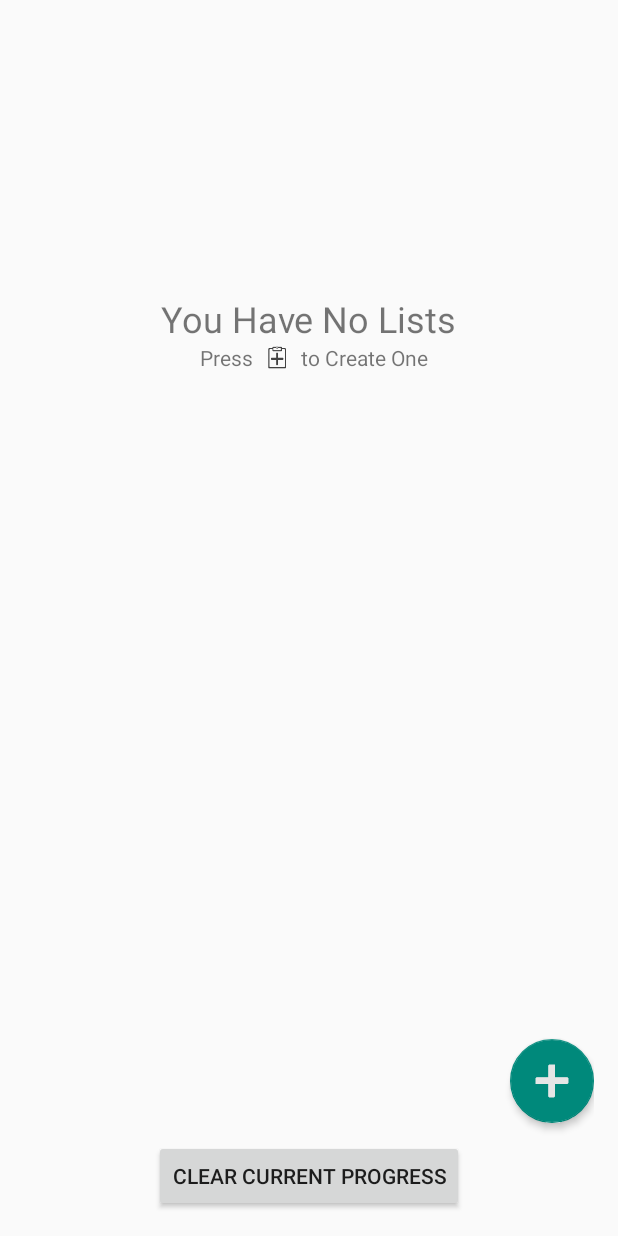
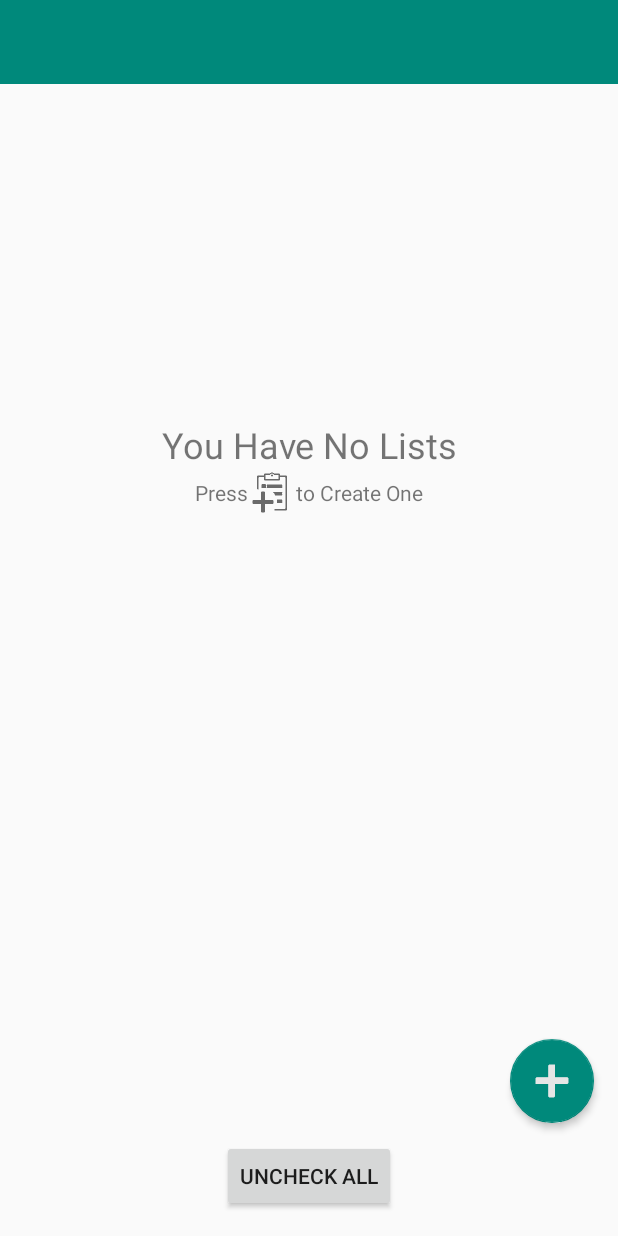
Before and after one commit to Daniel-Heyde/Checklist, an Android app: the layout activity_main.xml on its own in the app's theme, with its tools: preview values and no code run, on a phone screen of 412 x 824 dp. Run offline under Robolectric (Android 15) with nearby library versions, the phone set to English and light mode, and no system bars; plain views replace DragLinearLayout.

Commit message:
Added tutorial and necessary source files for tutorial. Should be everything necessary for release.

```diff
--- a/app/build.gradle
+++ b/app/build.gradle
@@ -25,6 +25,7 @@ dependencies {
     androidTestCompile('com.android.support.test.espresso:espresso-core:2.2.2', {
         exclude group: 'com.android.support', module: 'support-annotations'
     })
+    compile 'com.github.amlcurran.showcaseview:library:5.4.3'
     compile 'com.android.support:appcompat-v7:24.2.1'
     testCompile 'junit:junit:4.12'
     compile 'com.jakewharton:butterknife:8.4.0'
--- a/app/src/main/AndroidManifest.xml
+++ b/app/src/main/AndroidManifest.xml
@@ -5,8 +5,7 @@
 
 
     <uses-sdk tools:overrideLibrary="com.jmedeisis.draglinearlayout"/>
-    <uses-permission android:name="android.permission.CAMERA"/>
-    <uses-feature android:name="android.hardware.camera"/>
+
 
     <application
         android:allowBackup="true"
--- a/app/src/main/res/layout/activity_main.xml
+++ b/app/src/main/res/layout/activity_main.xml
@@ -4,14 +4,18 @@
     xmlns:android="http://schemas.android.com/apk/res/android"
     xmlns:app="http://schemas.android.com/apk/res-auto"
     xmlns:tools="http://schemas.android.com/tools"
+    android:fitsSystemWindows="true"
     android:id="@+id/activity_main"
     android:layout_width="match_parent"
     android:layout_height="match_parent"
-    android:paddingBottom="@dimen/activity_vertical_margin"
-    android:paddingLeft="@dimen/activity_horizontal_margin"
-    android:paddingRight="@dimen/activity_horizontal_margin"
-    android:paddingTop="@dimen/activity_vertical_margin"
     tools:context="com.heyde.checklist.ui.MainActivity">
+
+    <include
+        android:layout_height="match_parent"
+        android:layout_width="match_parent"
+        android:id="@+id/noListsDisplay"
+        layout="@layout/no_lists"
+        android:visibility="visible"/>
 
     <Button
         android:text="@string/Clear_Progress"
@@ -20,47 +24,8 @@
         android:id="@+id/refreshButton"
         android:layout_alignParentBottom="true"
         android:layout_centerHorizontal="true"
+        android:layout_marginBottom="@dimen/activity_vertical_margin"
         android:elevation="12dp"/>
-
-
-    <ImageView
-        android:layout_width="wrap_content"
-        android:layout_height="wrap_content"
-        app:srcCompat="@drawable/ic_list_add_dark"
-        android:layout_below="@+id/noListsText"
-        android:layout_toRightOf="@+id/noListsText2"
-        android:id="@+id/noListsIcon"
-        android:layout_alignBottom="@+id/noListsText2"/>
-
-    <TextView
-        android:text="to Create One"
-        android:layout_width="wrap_content"
-        android:layout_height="wrap_content"
-        android:layout_below="@+id/noListsText"
-        android:layout_toRightOf="@+id/noListsIcon"
-        android:layout_toEndOf="@+id/noListsIcon"
-        android:id="@+id/noListsText3"
-        android:fontFamily="sans-serif"/>
-
-    <TextView
-        android:text="Press"
-        android:layout_width="wrap_content"
-        android:layout_height="wrap_content"
-        android:id="@+id/noListsText2"
-        android:layout_marginLeft="26dp"
-        android:layout_marginStart="26dp"
-        android:layout_below="@+id/noListsText"
-        android:layout_alignLeft="@+id/noListsText"
-        android:layout_alignStart="@+id/noListsText"/>
-
-    <TextView
-        android:text="You Have No Lists"
-        android:layout_width="wrap_content"
-        android:layout_height="wrap_content"
-        android:layout_marginTop="180dp"
-        android:id="@+id/noListsText"
-        android:textSize="24sp"
-        android:layout_centerHorizontal="true"/>
 
     <android.support.design.widget.FloatingActionButton
         android:layout_width="wrap_content"
@@ -72,6 +37,7 @@
         app:backgroundTint="@color/colorPrimary"
         android:accessibilityTraversalBefore="@+id/DraggableListLayout"
         app:elevation="3dp"
+        android:layout_marginRight="@dimen/activity_horizontal_margin"
         android:layout_marginBottom="11dp"
         android:layout_above="@+id/refreshButton"
         android:layout_alignParentRight="true"
@@ -93,7 +59,8 @@
             android:orientation="vertical"
             android:layout_width="match_parent"
             android:layout_height="wrap_content"
-            android:id="@+id/DraggableListLayout">
+            android:id="@+id/DraggableListLayout"
+            android:paddingTop="?attr/actionBarSize">
 
             <LinearLayout
                 android:orientation="horizontal"
@@ -125,9 +92,19 @@
                     android:layout_alignParentRight="false"
                     android:visibility="invisible"
                     android:layout_gravity="center_vertical"/>
+
             </LinearLayout>
         </com.jmedeisis.draglinearlayout.DragLinearLayout>
     </com.heyde.checklist.ui.DraggableScrollView>
 
+    <android.support.v7.widget.Toolbar
+        android:id="@+id/toolbar"
+        android:minHeight="?attr/actionBarSize"
+        android:layout_width="match_parent"
+        android:layout_height="wrap_content"
+        android:background="?attr/colorPrimary"
+        android:layout_weight="1">
+    </android.support.v7.widget.Toolbar>
+
 
 </RelativeLayout>
--- a/app/src/main/res/layout/listname_actionbar.xml
+++ b/app/src/main/res/layout/listname_actionbar.xml
@@ -1,11 +1,12 @@
 <?xml version="1.0" encoding="utf-8"?>
+<!-- TODO This might not be a necessary file to have now that we've switched to a toolbar-->
+
 <LinearLayout
     xmlns:android="http://schemas.android.com/apk/res/android"
     xmlns:app="http://schemas.android.com/apk/res-auto"
     android:layout_width="wrap_content"
     android:layout_height="wrap_content"
     android:orientation="horizontal" >
-
     <TextView
         xmlns:android="http://schemas.android.com/apk/res/android"
         android:id="@+id/titleEditText"
@@ -15,7 +16,8 @@
         android:inputType="textFilter"
         android:text="Checklist"
         android:paddingTop="0dp"
-        android:textSize="24sp">
+        android:textSize="24sp"
+        android:textColor="@android:color/white">
     </TextView>
 
     <ImageView
--- /dev/null
+++ b/app/src/main/res/layout/no_lists.xml
@@ -0,0 +1,63 @@
+<?xml version="1.0" encoding="utf-8"?>
+<LinearLayout xmlns:android="http://schemas.android.com/apk/res/android"
+              xmlns:app="http://schemas.android.com/apk/res-auto"
+              android:layout_width="match_parent"
+              android:layout_height="match_parent"
+              android:gravity="center_horizontal"
+              android:orientation="vertical"
+    >
+
+    <TextView
+        android:id="@+id/noListsText"
+        android:layout_width="match_parent"
+        android:layout_height="wrap_content"
+        android:layout_centerHorizontal="false"
+        android:layout_marginTop="180dp"
+        android:gravity="center_horizontal"
+        android:text="You Have No Lists"
+        android:textSize="24sp"
+        android:paddingTop="100dp"/>
+
+    <LinearLayout
+        android:layout_width="wrap_content"
+        android:layout_height="wrap_content"
+        android:orientation="horizontal"
+        >
+
+        <TextView
+            android:id="@+id/noListsText2"
+            android:layout_width="wrap_content"
+            android:layout_height="match_parent"
+            android:layout_alignLeft="@+id/noListsText"
+            android:layout_alignStart="@+id/noListsText"
+            android:layout_below="@+id/noListsText"
+            android:layout_weight="1"
+            android:fontFamily="sans-serif"
+            android:gravity="center_vertical"
+            android:text="Press"/>
+
+        <ImageView
+            android:id="@+id/noListsIcon"
+            android:layout_width="wrap_content"
+            android:layout_height="wrap_content"
+            android:layout_toRightOf="@+id/noListsText2"
+            android:layout_weight="0.09"
+            android:foregroundGravity="center_vertical|center_horizontal"
+            app:srcCompat="@drawable/ic_list_add_dark"/>
+
+        <TextView
+            android:id="@+id/noListsText3"
+            android:layout_width="wrap_content"
+            android:layout_height="match_parent"
+            android:layout_below="@+id/noListsText"
+            android:layout_toEndOf="@+id/noListsIcon"
+            android:layout_toRightOf="@+id/noListsIcon"
+            android:layout_weight="1"
+            android:fontFamily="sans-serif"
+            android:gravity="left|center_vertical"
+            android:text="to Create One"/>
+
+    </LinearLayout>
+
+
+</LinearLayout>
--- a/app/src/main/res/values/strings.xml
+++ b/app/src/main/res/values/strings.xml
@@ -1,8 +1,9 @@
 <resources>
     <string name="app_name">SimpleCheck</string>
     <string name="Add_New_Task">Add New Task</string>
-    <string name="Clear_Progress">Clear Current Progress</string>
+    <string name="Clear_Progress">Uncheck All</string>
     <string name="My_Lists">My Lists</string>
     <string name="Add_List">Add List</string>
     <string name="Edit_List">Edit List</string>
+    <string name="Prev_Launch">Previously Launched</string>
 </resources>
--- a/app/src/main/res/values/styles.xml
+++ b/app/src/main/res/values/styles.xml
@@ -1,12 +1,19 @@
 <resources>
 
     <!-- Base application theme. -->
-    <style name="AppTheme" parent="Theme.AppCompat.Light.DarkActionBar">
+    <style name="AppTheme" parent="Theme.AppCompat.Light.NoActionBar">
         <!-- Customize your theme here. -->
         <item name="colorPrimary">@color/colorPrimary</item>
         <item name="colorPrimaryDark">@color/colorPrimaryDark</item>
         <item name="colorAccent">@color/colorAccent</item>
     </style>
 
+    <style name="CustomShowcase" parent="ShowcaseView">
+        <item name="sv_backgroundColor">#EE0E74FF</item>
+        <item name="sv_showcaseColor">#00801A</item>
+        <item name="sv_buttonText">next</item>
+        <item name="sv_tintButtonColor">false</item>
+    </style>
+
 
 </resources>
```
Also changed, not shown: app/src/main/java/com/heyde/checklist/ui/MainActivity.java (+105 -31 lines), app/src/main/java/com/heyde/checklist/ui/OffsetViewTarget.java (added, +34 -0 lines), app/src/main/res/drawable-hdpi/ic_list_add.png, app/src/main/res/drawable-hdpi/ic_list_add_dark.png, app/src/main/res/drawable-mdpi/ic_list_add.png, app/src/main/res/drawable-mdpi/ic_list_add_dark.png, app/src/main/res/drawable-xhdpi/ic_list_add.png, app/src/main/res/drawable-xhdpi/ic_list_add_dark.png, app/src/main/res/drawable-xxhdpi/ic_list_add.png, app/src/main/res/drawable-xxhdpi/ic_list_add_dark.png.
